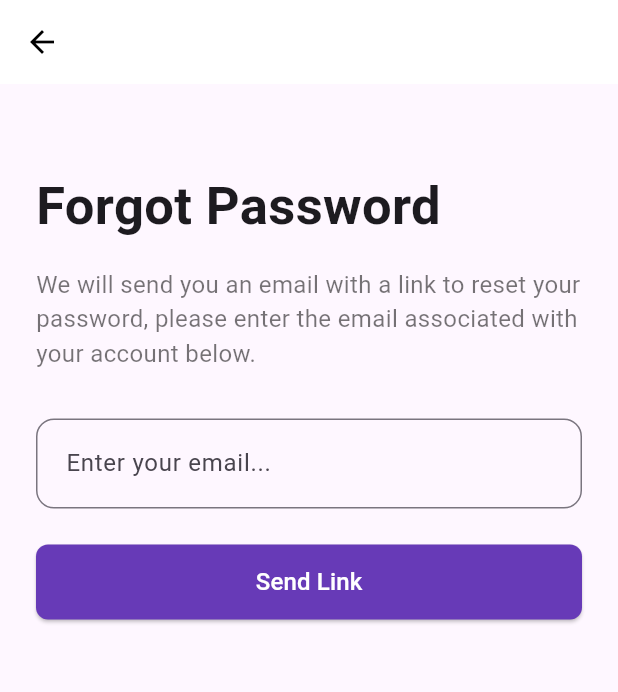
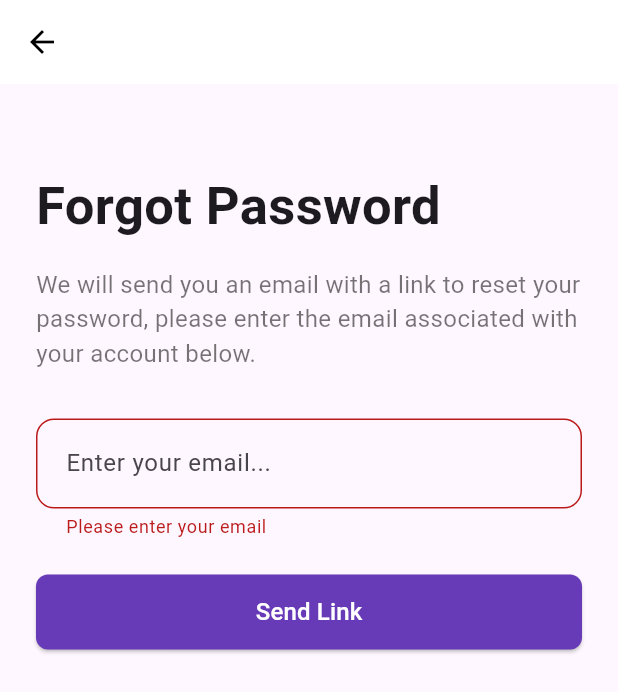
Before and after one commit to sadisticx/myaioapp, a Flutter app: the ForgotPasswordPage screen opened by its route, after a tap on "Send Link", on a phone screen of 412 x 824 dp. Shown: the top 692 px of the screen. Run offline on Flutter 3.47's test engine with Material 3 defaults, Android fonts, the phone set to English and light mode, and no system bars; our stand-ins replace firebase_auth, firebase_core, go_router, shared_preferences; accounts and stored records are empty; network calls fail.

Commit message:
with the code for logging in and register and forgot password, still untested

```diff
--- a/lib/auth_service.dart
+++ b/lib/auth_service.dart
@@ -31,6 +31,17 @@ class AuthService with ChangeNotifier {
     }
   }
 
+  Future<void> sendPasswordResetEmail(String email) async {
+    try {
+      await _auth.sendPasswordResetEmail(email: email);
+    } catch (e) {
+      print(e.toString());
+      // You can handle errors more gracefully here, e.g., by re-throwing a custom exception
+      // and catching it in the UI to show a specific error message.
+      rethrow;
+    }
+  }
+
   Future<void> signOut() async {
     await _auth.signOut();
   }
--- a/lib/forgotpasswordpage.dart
+++ b/lib/forgotpasswordpage.dart
@@ -1,19 +1,48 @@
 import 'package:flutter/material.dart';
-import 'emailsentpage.dart';
+import 'package:go_router/go_router.dart';
+import 'package:provider/provider.dart';
+import 'auth_service.dart';
 
-class ForgotPasswordPage extends StatelessWidget {
-  static const String id = 'ForgotPasswordPage';
+class ForgotPasswordPage extends StatefulWidget {
+  const ForgotPasswordPage({super.key});
 
-  const ForgotPasswordPage({super.key});
+  @override
+  State<ForgotPasswordPage> createState() => _ForgotPasswordPageState();
+}
+
+class _ForgotPasswordPageState extends State<ForgotPasswordPage> {
+  final _emailController = TextEditingController();
+  final _formKey = GlobalKey<FormState>();
+
+  @override
+  void dispose() {
+    _emailController.dispose();
+    super.dispose();
+  }
+
+  Future<void> _sendPasswordResetEmail() async {
+    if (_formKey.currentState!.validate()) {
+      try {
+        await Provider.of<AuthService>(context, listen: false)
+            .sendPasswordResetEmail(_emailController.text);
+        context.go('/email-sent');
+      } catch (e) {
+        ScaffoldMessenger.of(context).showSnackBar(
+          SnackBar(
+            content: Text(e.toString()),
+          ),
+        );
+      }
+    }
+  }
 
   @override
   Widget build(BuildContext context) {
     return Scaffold(
-      resizeToAvoidBottomInset: true, // ✅ lets body shift when keyboard appears
       appBar: AppBar(
         leading: IconButton(
           icon: const Icon(Icons.arrow_back, color: Colors.black),
-          onPressed: () => Navigator.pop(context),
+          onPressed: () => context.pop(),
         ),
         backgroundColor: Colors.white,
         elevation: 0,
@@ -21,6 +50,8 @@ class ForgotPasswordPage extends StatelessWidget {
       body: SafeArea(
         child: SingleChildScrollView(
           padding: const EdgeInsets.symmetric(horizontal: 24.0, vertical: 16.0),
+          child: Form(
+            key: _formKey,
             child: Column(
               crossAxisAlignment: CrossAxisAlignment.start,
               children: [
@@ -36,7 +67,8 @@ class ForgotPasswordPage extends StatelessWidget {
                   style: TextStyle(fontSize: 16, color: Colors.black54),
                 ),
                 const SizedBox(height: 32),
-              TextField(
+                TextFormField(
+                  controller: _emailController,
                   decoration: InputDecoration(
                     hintText: 'Enter your email...',
                     border: OutlineInputBorder(
@@ -47,15 +79,19 @@ class ForgotPasswordPage extends StatelessWidget {
                       vertical: 18,
                     ),
                   ),
+                  validator: (value) {
+                    if (value == null || value.isEmpty) {
+                      return 'Please enter your email';
+                    }
+                    return null;
+                  },
                 ),
                 const SizedBox(height: 24),
                 SizedBox(
                   width: double.infinity,
                   height: 50,
                   child: ElevatedButton(
-                  onPressed: () {
-                    Navigator.pushNamed(context, EmailSentPage.id);
-                  },
+                    onPressed: _sendPasswordResetEmail,
                     style: ElevatedButton.styleFrom(
                       backgroundColor: Colors.deepPurple,
                       shape: RoundedRectangleBorder(
@@ -72,6 +108,7 @@ class ForgotPasswordPage extends StatelessWidget {
             ),
           ),
         ),
+      ),
     );
   }
 }
--- a/lib/main.dart
+++ b/lib/main.dart
@@ -15,7 +15,9 @@ import 'package:myaioapp/welcomepage.dart';
 
 void main() async {
   WidgetsFlutterBinding.ensureInitialized();
-  await Firebase.initializeApp(options: DefaultFirebaseOptions.currentPlatform);
+  await Firebase.initializeApp(
+    options: DefaultFirebaseOptions.currentPlatform,
+  );
   runApp(
     MultiProvider(
       providers: [
@@ -27,7 +29,7 @@ void main() async {
 }
 
 final _router = GoRouter(
-  initialLocation: '/',
+  initialLocation: '/welcome',
   routes: [
     GoRoute(
       path: '/',
```
Also changed, not shown: lib/auth_gate.dart (+5 -6 lines), lib/loginpage.dart (+10 -2 lines), lib/registerpage.dart (+17 -2 lines), lib/firebase_options.dart, 1 other file. Lines whose indentation alone changed are shown as unchanged.
